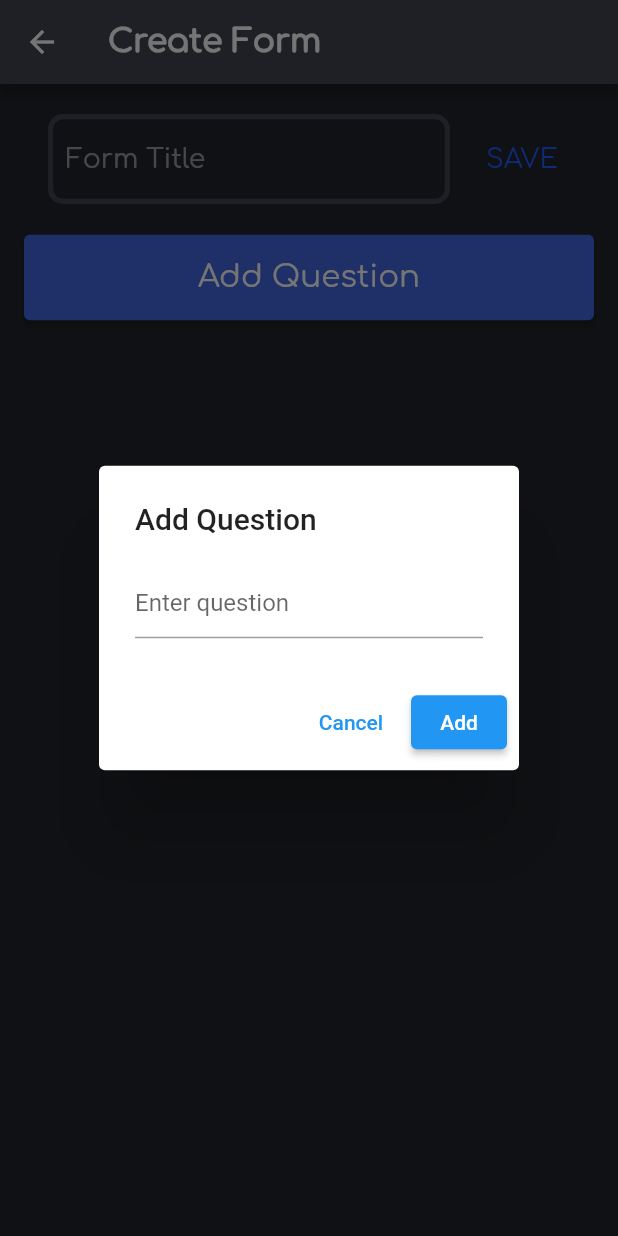
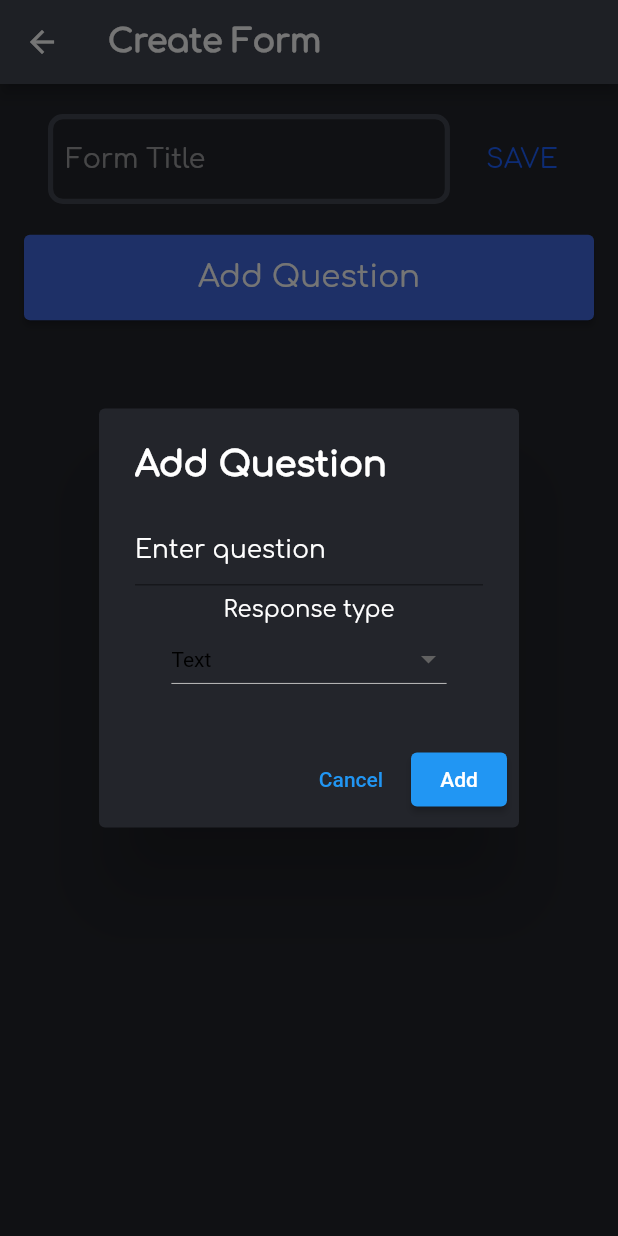
Before and after one commit to akashgayen/flutter-google-form-clone, a Flutter app: the FormApp screen opened directly, after a tap on "Add Question", on a phone screen of 412 x 824 dp. Run offline on Flutter 3.47's test engine with Material 2 defaults, Android fonts, the phone set to English and light mode, and no system bars; our stand-ins replace cloud_firestore, firebase_auth, firebase_core, google_sign_in, sizer; accounts and stored records are empty.

Commit message:
user can now add response type for a question

```diff
--- a/lib/makeform.dart
+++ b/lib/makeform.dart
@@ -21,7 +21,7 @@ class _FormAppState extends State<FormApp> {
 
   List<Question> questions = [];
   String? formDocId;
-  String? formTitle;
+  String? formTitle = 'Untitled form';
 
   @override
   Widget build(BuildContext context) {
@@ -43,11 +43,16 @@ class _FormAppState extends State<FormApp> {
         padding: const EdgeInsets.all(16.0),
         children: [
           ListTile(
-            title: TextFormField(
+            title: TextField(
+              onEditingComplete: () {
+                saveFormToFirestore();
+                FocusScope.of(context).unfocus();
+              },
+              autofocus: false,
               autocorrect: true,
               cursorColor: const Color.fromARGB(255, 28, 95, 255),
               onChanged: (value) {
-                formTitle = value;
+                formTitle = value.isEmpty ? 'Untitled Form' : value;
               },
               style: TextStyle(
                 color: Colors.white,
@@ -82,7 +87,7 @@ class _FormAppState extends State<FormApp> {
               ),
             ),
             trailing: TextButton(
-              onPressed: saveFormTitleToFirestore,
+              onPressed: saveFormToFirestore,
               child: Text(
                 'SAVE',
                 style: TextStyle(
@@ -100,6 +105,14 @@ class _FormAppState extends State<FormApp> {
                 style: TextStyle(
                   color: Colors.white,
                   fontSize: 13.sp,
+                  fontFamily: 'Comfortaa',
+                ),
+              ),
+              subtitle: Text(
+                'Response Type: ${questions[i].responseType}',
+                style: TextStyle(
+                  color: Colors.white54,
+                  fontSize: 11.sp,
                   fontFamily: 'Comfortaa',
                 ),
               ),
@@ -194,8 +207,8 @@ class _FormAppState extends State<FormApp> {
         final formDoc = await formsCollection.add(
           {
             'userId': user.uid,
-            'title': formTitle,
-            'questions': questions.map((question) => question.text).toList(),
+            'formTitle': formTitle,
+            'questions': questions.map((question) => question.toMap()).toList(),
           },
         );
 
@@ -209,8 +222,8 @@ class _FormAppState extends State<FormApp> {
       } else {
         await formsCollection.doc(formDocId).update(
           {
-            'title': formTitle,
-            'questions': questions.map((question) => question.text).toList(),
+            'questions': questions.map((question) => question.toMap()).toList(),
+            'formTitle': formTitle,
           },
         );
 
@@ -220,50 +233,20 @@ class _FormAppState extends State<FormApp> {
       print('Failed to save/update form: $e');
     }
   }
-
-  Future<void> saveFormTitleToFirestore() async {
-    try {
-      final User? user = auth.currentUser;
-      if (user == null) {
-        print('User not logged in.');
-        return;
-      }
-
-      if (formDocId == null) {
-        final formDoc = await formsCollection.add(
-          {
-            'userId': user.uid,
-            'formTitle': formTitle,
-            'questions': [],
-          },
-        );
-
-        setState(
-          () {
-            formDocId = formDoc.id;
-          },
-        );
-
-        print('Form title saved to Firestore with ID: ${formDoc.id}');
-      } else {
-        await formsCollection.doc(formDocId).update(
-          {
-            'formTitle': formTitle,
-          },
-        );
-
-        print('Form title updated in Firestore with ID: $formDocId');
-      }
-    } catch (e) {
-      print('Failed to save/update form title: $e');
-    }
-  }
 }
 
 class Question {
   final String text;
+  final String responseType;
 
-  Question(this.text);
+  Question(this.text, this.responseType);
+
+  Map<String, dynamic> toMap() {
+    return {
+      'text': text,
+      'responseType': responseType,
+    };
+  }
 }
 
 class QuestionDialog extends StatefulWidget {
@@ -280,16 +263,66 @@ class QuestionDialog extends StatefulWidget {
 
 class _QuestionDialogState extends State<QuestionDialog> {
   TextEditingController textEditingController = TextEditingController();
+  String dropdownValue = 'Text';
 
   @override
   Widget build(BuildContext context) {
     return AlertDialog(
-      title: const Text('Add Question'),
-      content: TextField(
-        controller: textEditingController,
-        decoration: const InputDecoration(
-          hintText: 'Enter question',
+      backgroundColor: const Color.fromARGB(255, 35, 37, 43),
+      title: Text(
+        'Add Question',
+        style: TextStyle(
+          color: Colors.white,
+          fontSize: 17.sp,
+          fontFamily: 'Comfortaa',
+          fontWeight: FontWeight.bold,
         ),
+      ),
+      content: Column(
+        mainAxisSize: MainAxisSize.min,
+        children: [
+          TextField(
+            controller: textEditingController,
+            decoration: InputDecoration(
+              hintText: 'Enter question',
+              hintStyle: TextStyle(
+                fontFamily: 'Comfortaa',
+                fontSize: 12.sp,
+                color: Colors.white,
+              ),
+            ),
+          ),
+          SizedBox(height: 1.h),
+          Text(
+            'Response type',
+            style: TextStyle(
+              color: Colors.white,
+              fontFamily: 'Comfortaa',
+              fontSize: 11.sp,
+            ),
+          ),
+          DropdownButton<String>(
+            value: dropdownValue,
+            icon: const Icon(Icons.arrow_drop_down),
+            style: const TextStyle(color: Colors.black),
+            onChanged: (String? newValue) {
+              setState(() {
+                dropdownValue = newValue!;
+              });
+            },
+            items: <String>[
+              'Text',
+              'Image',
+              'Multiple Choice (One)',
+              'Multiple Choice (Multiple)'
+            ].map<DropdownMenuItem<String>>((String value) {
+              return DropdownMenuItem<String>(
+                value: value,
+                child: Text(value),
+              );
+            }).toList(),
+          ),
+        ],
       ),
       actions: [
         TextButton(
@@ -300,7 +333,8 @@ class _QuestionDialogState extends State<QuestionDialog> {
         ),
         ElevatedButton(
           onPressed: () {
-            final question = Question(textEditingController.text);
+            final question =
+                Question(textEditingController.text, dropdownValue);
             widget.onQuestionAdded(question);
 
             Future.delayed(const Duration(milliseconds: 300), () {
```
